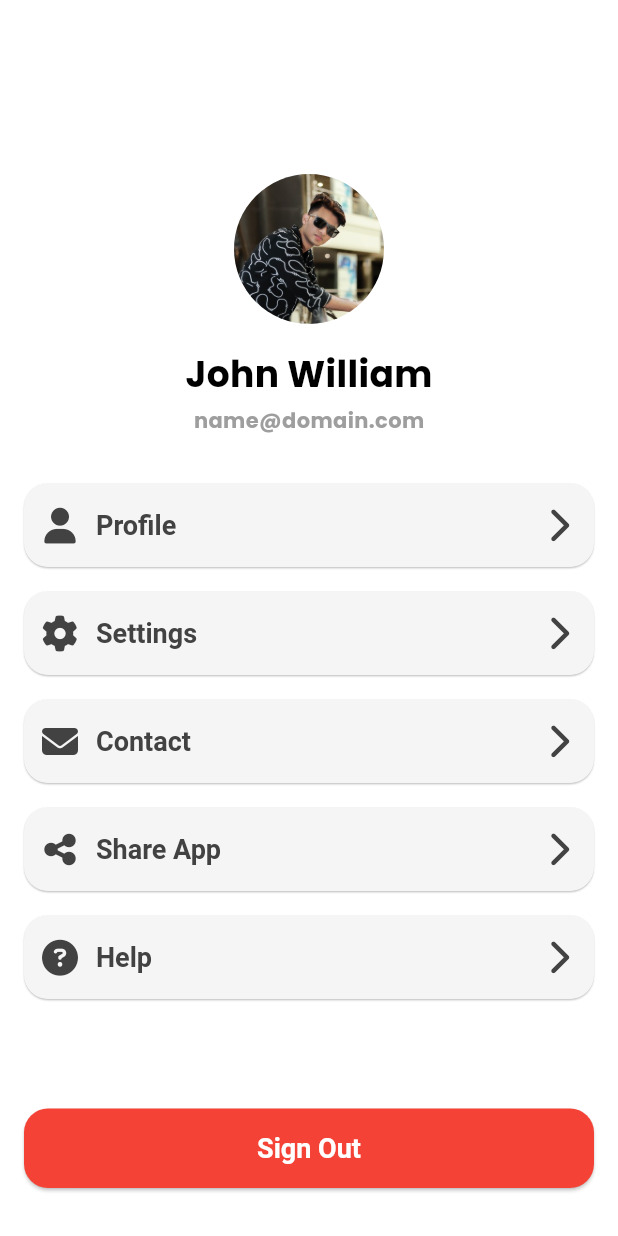
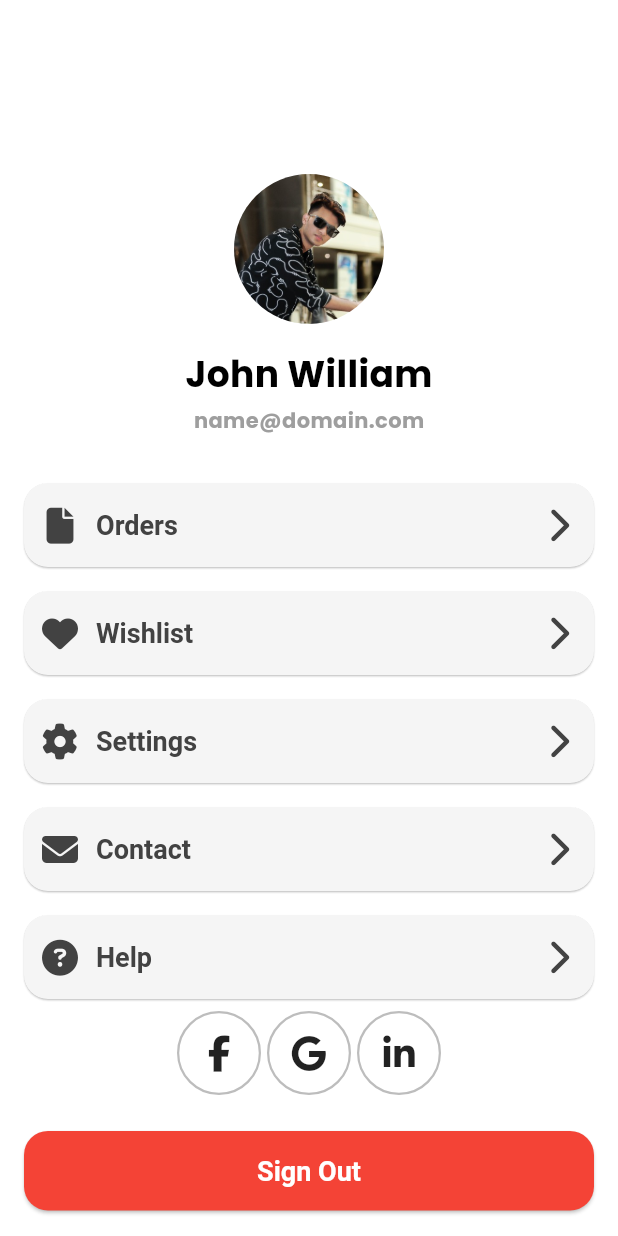
Before and after one commit to goutam2597/ecom_assignment, a Flutter app: the UserProfileScreen screen opened directly, on a phone screen of 412 x 824 dp. Run offline on Flutter 3.47's test engine with Material 3 defaults, Android fonts, the phone set to English and light mode, and no system bars; our stand-ins replace carousel_slider, font_awesome_flutter.

```diff
--- a/lib/features/profile/ui/screens/user_profile_screen.dart
+++ b/lib/features/profile/ui/screens/user_profile_screen.dart
@@ -1,4 +1,5 @@
 import 'package:ecommerce_assignment/app/assets_path.dart';
+import 'package:ecommerce_assignment/features/auth/ui/widgets/social_icon_widget.dart';
 import 'package:ecommerce_assignment/features/profile/ui/screens/settings_screen.dart';
 import 'package:flutter/material.dart';
 import 'package:font_awesome_flutter/font_awesome_flutter.dart';
@@ -46,8 +47,14 @@ class UserProfileScreen extends StatelessWidget {
               SizedBox(height: 24),
               ProfileButtonWidget(
                 onPressed: () {},
-                iconLeft: FontAwesomeIcons.solidUser,
-                text: 'Profile',
+                iconLeft: FontAwesomeIcons.solidFile,
+                text: 'Orders',
+                text2: '',
+              ),
+              ProfileButtonWidget(
+                onPressed: () {},
+                iconLeft: FontAwesomeIcons.solidHeart,
+                text: 'Wishlist',
                 text2: '',
               ),
               ProfileButtonWidget(
@@ -72,17 +79,31 @@ class UserProfileScreen extends StatelessWidget {
               ),
               ProfileButtonWidget(
                 onPressed: () {},
-                iconLeft: FontAwesomeIcons.shareNodes,
-                text: 'Share App',
-                text2: '',
-              ),
-              ProfileButtonWidget(
-                onPressed: () {},
                 iconLeft: FontAwesomeIcons.solidCircleQuestion,
                 text: 'Help',
                 text2: '',
               ),
               Spacer(),
+              Row(
+                mainAxisAlignment: MainAxisAlignment.center,
+                children: [
+                  SocialIconButton(
+                    onTap: () {},
+                    child: const Icon(FontAwesomeIcons.facebookF),
+                  ),
+                  const SizedBox(width: 4),
+                  SocialIconButton(
+                    onTap: () {},
+                    child: const Icon(FontAwesomeIcons.google),
+                  ),
+                  const SizedBox(width: 4),
+                  SocialIconButton(
+                    onTap: () {},
+                    child: const Icon(FontAwesomeIcons.linkedinIn),
+                  ),
+                ],
+              ),
+              const SizedBox(height:24),
               ElevatedButton(
                 onPressed: () {},
                 style: ElevatedButton.styleFrom(backgroundColor: Colors.red),
```
